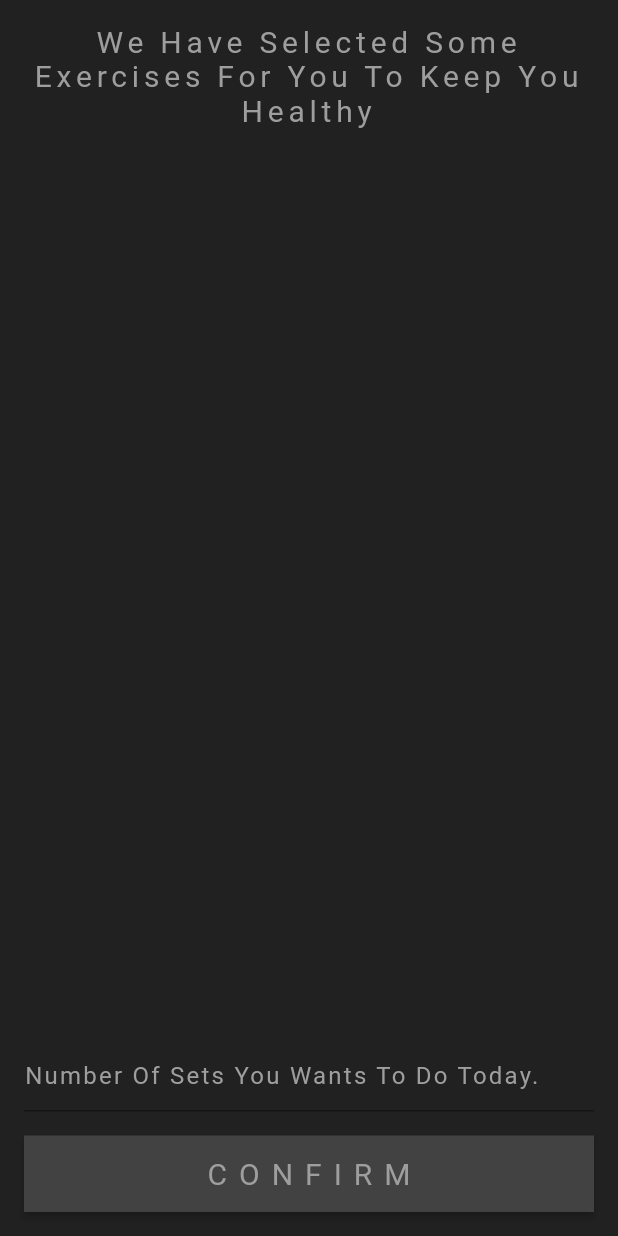
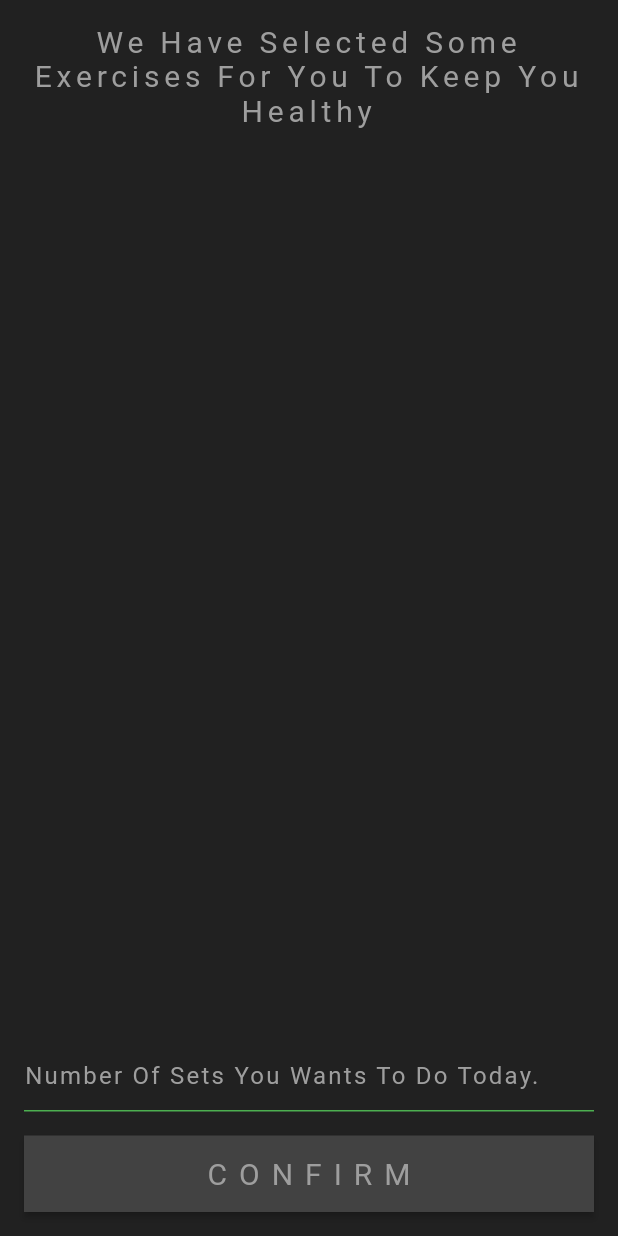
Before and after one commit to akmalviya03/lco_challenge, a Flutter app: the enterSets screen opened directly with empty values, after a tap on "CONFIRM", on a phone screen of 412 x 824 dp. Run offline on Flutter 3.47's test engine with Material 2 defaults, Android fonts, the phone set to English and light mode, and no system bars.

Commit message:
Added StartExercise layout

```diff
--- a/lib/main.dart
+++ b/lib/main.dart
@@ -13,6 +13,7 @@ void main() {
   SystemChrome.setPreferredOrientations([DeviceOrientation.portraitUp])
       .then((_) {
     runApp(MaterialApp(
+      theme: ThemeData(textSelectionHandleColor: Colors.green),
       home: Scaffold(
         body: SafeArea(
           child: AnimatedSplash(
--- a/lib/sets.dart
+++ b/lib/sets.dart
@@ -1,5 +1,7 @@
 import 'package:flutter/cupertino.dart';
 import 'package:flutter/material.dart';
+import 'package:flutter/services.dart';
+import 'startexercise.dart';
 
 class enterSets extends StatefulWidget {
   enterSets(
@@ -127,10 +129,19 @@ class _enterSetsState extends State<enterSets> {
                 children: <Widget>[
                   TextField(
                     keyboardType: TextInputType.number,
+                    inputFormatters: [BlacklistingTextInputFormatter(new RegExp('[\\.|\\ |\\-|\\,]')),],
                     controller: myController,
+                    cursorColor: Colors.green,
                     style:
                         TextStyle(color: Color(0xff9E9E9E), letterSpacing: 1.5),
                     decoration: InputDecoration(
+                      hoverColor: Colors.brown,
+                      enabledBorder: UnderlineInputBorder(
+                        borderSide: BorderSide(color: Colors.green),
+                      ),
+                      focusedBorder: UnderlineInputBorder(
+                        borderSide: BorderSide(color: Colors.green),
+                      ),
                       hintText: 'Number Of Sets You Wants To Do Today.',
                       hintStyle: TextStyle(
                         color: Color(0xff9E9E9E),
@@ -142,7 +153,18 @@ class _enterSetsState extends State<enterSets> {
                     padding: const EdgeInsets.fromLTRB(0, 16, 0, 16),
                     child: RawMaterialButton(
                       onPressed: () {
-                        print(double.parse(myController.text).round());
+                        int val = double.parse(myController.text).round();
+                        print(val);
+                        Navigator.push(
+                          context,
+                          MaterialPageRoute(
+                              builder: (context) => StartExercise(
+                                  exercise_images: widget.exercise_images,
+                                  exercise_names: widget.exercise_names,
+                                  exercise_timings: widget.exercise_timings,
+                                  exercise_audio: widget.exercise_audio,
+                                  sets: val)),
+                        );
                         myController.clear();
                       },
                       child: Padding(
```
Also changed, not shown: lib/startexercise.dart (+88 -5 lines).
